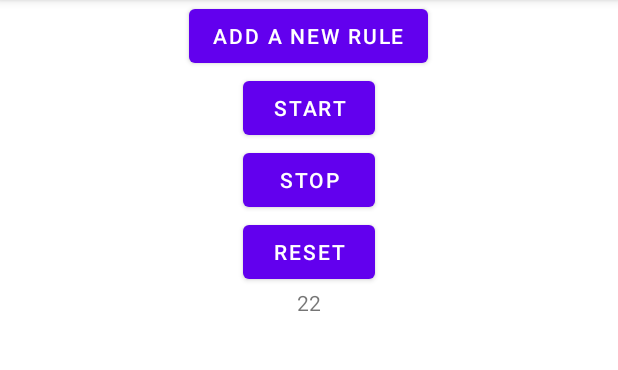
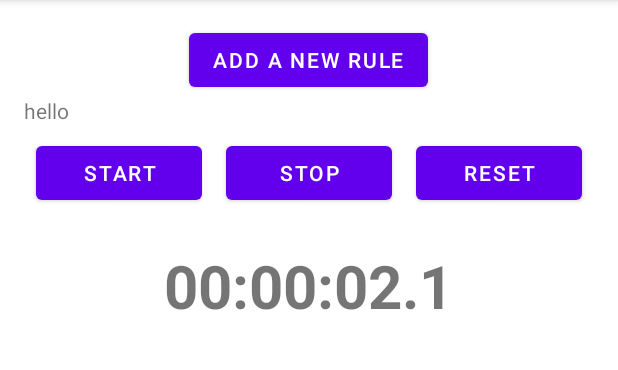
Before and after one commit to Picorims/the-melodic-chrono, an Android app: the screen it shows after launch (MainActivity), after a tap on "START", on a phone screen of 412 x 824 dp, the part 84-454 px from its top. Run offline under Robolectric (Android 15) with nearby library versions, the phone set to English and light mode, and no system bars; 1 other tap on this screen came first.

Commit message:
add chrono, setup list of rules component

```diff
--- a/app/src/main/java/com/picorims/themelodicchrono/MainActivity.java
+++ b/app/src/main/java/com/picorims/themelodicchrono/MainActivity.java
@@ -4,23 +4,31 @@ import androidx.appcompat.app.AppCompatActivity;
 
 import android.os.Bundle;
 import android.os.Handler;
+import android.view.LayoutInflater;
 import android.view.View;
 import android.widget.Button;
+import android.widget.LinearLayout;
 import android.widget.TextView;
 
 public class MainActivity extends AppCompatActivity {
+    private static final String TAG = "App::MainActivity";
     //components
     private Button startChronoBtn;
     private Button stopChronoBtn;
     private Button resetChronoBtn;
     private TextView chronoDisplayText;
 
+    private Button addRuleBtn;
+    private LinearLayout rulesContainer;
+
     // chrono
     public static final long CHRONO_MS_FREQUENCY = 100; //0.1s
     private Handler handler;
     private Boolean chronoStopped = true;
     private Runnable chronoTask;
-    private int counter = 0;
+    private long unixStart = -1; //-1 when inactive
+    private long unixThen = -1;
+    private long unixAtStop = -1;
 
     @Override
     protected void onCreate(Bundle savedInstanceState) {
@@ -35,16 +43,54 @@ public class MainActivity extends AppCompatActivity {
         resetChronoBtn = findViewById(R.id.reset_chrono);
         chronoDisplayText = findViewById(R.id.chrono_display);
 
-        // init components
-        chronoDisplayText.setText("0");
+        addRuleBtn = findViewById(R.id.add_rule_button);
+        rulesContainer = findViewById(R.id.rules_container);
+
+        // init chrono
+        resetChrono();
 
         // define chrono loop
         chronoTask = new Runnable() {
             @Override
             public void run() {
                 if (!chronoStopped) {
-                    counter++;
-                    chronoDisplayText.setText(String.valueOf(counter));
+                    // initialization
+                    long unixNow = System.currentTimeMillis();
+
+                    // we start from 0
+                    if (unixThen == -1) {
+                        unixThen = unixNow; // reference for last loop call
+                    }
+                    if (unixStart == -1) {
+                        unixStart = unixNow; // reference for time elapsed
+                    }
+                    // we were paused and have to restart from where we were
+                    // to do this, we shift the start by the time ellapsed during
+                    // the pause.
+                    if (unixAtStop != -1) {
+                        long ellapsedWhilePaused = unixNow - unixAtStop;
+                        unixStart += ellapsedWhilePaused;
+                        unixAtStop = -1; //clear last stop to not get here again
+                    }
+
+                    //durations
+                    long ellapsed = unixNow - unixStart;
+                    long loopDuration = unixNow - unixThen;
+
+                    //display
+                    long diffHours = ellapsed / 3600000;// /1000 /60 /60
+                    long diffMinutes = (ellapsed / 60000) % 60;
+                    long diffSeconds = (ellapsed / 1000) % 60;
+                    long diffDeciseconds = (ellapsed / 100) % 10;
+
+                    String time = strWithAZero(diffHours)
+                            + ":" + strWithAZero(diffMinutes)
+                            + ":" + strWithAZero(diffSeconds)
+                            + "." + diffDeciseconds;
+                    chronoDisplayText.setText(String.valueOf(time));
+
+                    // end of loop updates
+                    unixThen = unixNow;
 
                     //loop by sending a delayed call to this runnable
                     MainActivity.this.handler.postDelayed(this, CHRONO_MS_FREQUENCY);
@@ -54,6 +100,8 @@ public class MainActivity extends AppCompatActivity {
 
 
         // define event handlers
+
+        // chrono control
         startChronoBtn.setOnClickListener(new View.OnClickListener() {
             @Override
             public void onClick(View view) {
@@ -65,6 +113,21 @@ public class MainActivity extends AppCompatActivity {
             @Override
             public void onClick(View view) {
                 stopChrono();
+            }
+        });
+
+        resetChronoBtn.setOnClickListener(new View.OnClickListener() {
+            @Override
+            public void onClick(View view) {
+                resetChrono();
+            }
+        });
+
+        //rules management
+        addRuleBtn.setOnClickListener(new View.OnClickListener() {
+            @Override
+            public void onClick(View view) {
+                addRule();
             }
         });
     }
@@ -83,5 +146,34 @@ public class MainActivity extends AppCompatActivity {
      */
     private void stopChrono() {
         chronoStopped = true;
+        unixAtStop = System.currentTimeMillis();
+    }
+
+    /**
+     * Puts back the chrono in an initialized state, erasing tracked time
+     */
+    private void resetChrono() {
+        unixStart = -1;
+        unixThen = -1;
+        unixAtStop = -1;
+        chronoDisplayText.setText("00:00:00.0");
+    }
+
+    /**
+     * Returns a String of the value with a leading zero if it is below 10.
+     * @param v The value to stringify
+     * @return The created string
+     */
+    private String strWithAZero(long v) {
+        return (v < 10)? "0" + v : String.valueOf(v);
+    }
+
+    /**
+     * Create a new UI component instance for managing a new rule
+     */
+    private void addRule() {
+        LayoutInflater inflater = getLayoutInflater();
+        View childLayout = inflater.inflate(R.layout.component_rule, rulesContainer, false);
+        rulesContainer.addView(childLayout);
     }
 }
--- a/app/src/main/res/layout/activity_main.xml
+++ b/app/src/main/res/layout/activity_main.xml
@@ -1,38 +1,69 @@
 <?xml version="1.0" encoding="utf-8"?>
-<LinearLayout xmlns:android="http://schemas.android.com/apk/res/android"
+<ScrollView xmlns:android="http://schemas.android.com/apk/res/android"
     xmlns:app="http://schemas.android.com/apk/res-auto"
     xmlns:tools="http://schemas.android.com/tools"
+
     android:layout_width="match_parent"
     android:layout_height="match_parent"
+    tools:context=".MainActivity">
+
+    <LinearLayout
+        android:layout_width="match_parent"
+        android:layout_height="wrap_content"
         android:orientation="vertical"
         android:gravity="center_horizontal"
-    tools:context=".MainActivity">
+        android:padding="16dp">
 
         <Button
+            android:id="@+id/add_rule_button"
             android:layout_width="wrap_content"
             android:layout_height="wrap_content"
             android:text="Add a new rule" />
 
+        <LinearLayout
+            android:id="@+id/rules_container"
+            android:layout_width="match_parent"
+            android:layout_height="wrap_content"
+            android:orientation="vertical"/>
+
+        <LinearLayout
+            android:layout_width="match_parent"
+            android:layout_height="wrap_content">
+            <!--Layout weight allows to equally distribute remaining space
+            to the children, like in CSS flexbox-->
             <Button
+                style="@style/SpacedButton"
                 android:id="@+id/start_chrono"
                 android:layout_width="wrap_content"
                 android:layout_height="wrap_content"
+                android:layout_weight="1"
                 android:text="Start" />
 
             <Button
+                style="@style/SpacedButton"
                 android:id="@+id/stop_chrono"
                 android:layout_width="wrap_content"
                 android:layout_height="wrap_content"
+                android:layout_weight="1"
                 android:text="Stop" />
 
             <Button
+                style="@style/SpacedButton"
                 android:id="@+id/reset_chrono"
                 android:layout_width="wrap_content"
                 android:layout_height="wrap_content"
+                android:layout_weight="1"
                 android:text="Reset" />
+        </LinearLayout>
 
         <TextView
             android:id="@+id/chrono_display"
             android:layout_width="wrap_content"
-        android:layout_height="wrap_content" />
+            android:layout_height="wrap_content"
+            android:textSize="40sp"
+            android:layout_marginTop="16dp"
+            android:textStyle="bold"/>
+
     </LinearLayout>
+
+</ScrollView>
--- /dev/null
+++ b/app/src/main/res/layout/component_rule.xml
@@ -0,0 +1,9 @@
+<?xml version="1.0" encoding="utf-8"?>
+<LinearLayout xmlns:android="http://schemas.android.com/apk/res/android"
+    android:layout_width="match_parent"
+    android:layout_height="wrap_content">
+    <TextView
+        android:layout_width="wrap_content"
+        android:layout_height="wrap_content"
+        android:text="hello"/>
+</LinearLayout>
--- /dev/null
+++ b/app/src/main/res/values/styles.xml
@@ -0,0 +1,6 @@
+<?xml version="1.0" encoding="utf-8"?>
+<resources>
+    <style name="SpacedButton">
+        <item name="android:layout_margin">8dp</item>
+    </style>
+</resources>
```
Lines whose indentation alone changed are shown as unchanged.
